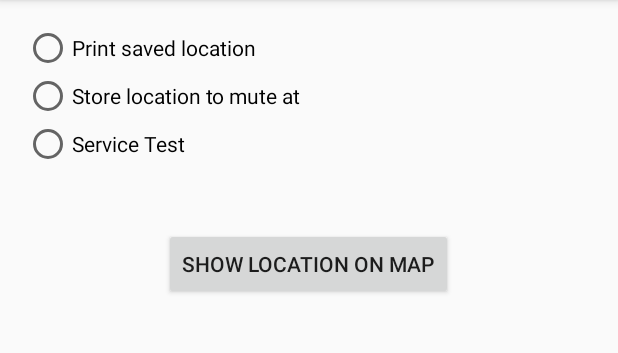
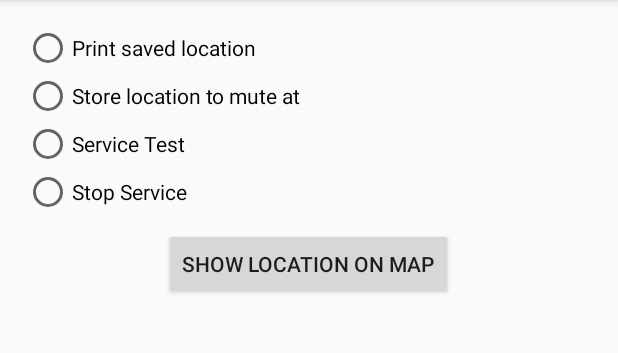
Before and after one commit to grclaeys/LocayytionsCommands, an Android app: the screen it shows after launch (MainActivity), on a phone screen of 412 x 824 dp, the part 84-437 px from its top. Run offline under Robolectric (Android 15) with nearby library versions, the phone set to English and light mode, and no system bars.

Commit message:
Stop service
yeah

```diff
--- a/app/src/main/java/com/example/claegar16/locayytionscommands/MainActivity.java
+++ b/app/src/main/java/com/example/claegar16/locayytionscommands/MainActivity.java
@@ -215,4 +215,10 @@ public class MainActivity extends AppCompatActivity implements
         startService(intent);
     }
 
+    public void stopService(View view) {
+        Intent intent = new Intent(this, ProximityService.class);
+            stopService(intent);
+        }
+
+
 }
--- a/app/src/main/res/layout/activity_main.xml
+++ b/app/src/main/res/layout/activity_main.xml
@@ -51,7 +51,18 @@
         android:layout_alignParentLeft="true"
         android:layout_alignParentStart="true"
         android:checked="false"
-        android:onClick="launchIntentService"/><![CDATA[
+        android:onClick="launchIntentService"/>
+
+    <RadioButton
+        android:layout_width="wrap_content"
+        android:layout_height="wrap_content"
+        android:text="Stop Service"
+        android:id="@+id/radioButton4"
+        android:layout_below="@+id/radioButton3"
+        android:layout_alignParentLeft="true"
+        android:layout_alignParentStart="true"
+        android:checked="false"
+        android:onClick="stopService"/><![CDATA[
 
 
 
```
